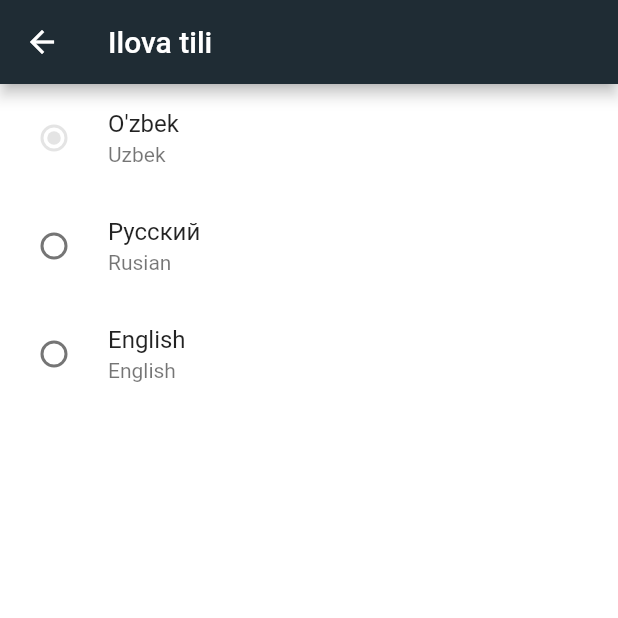
After one commit to ErkinjonYusupov/shoping-mobile-, a Flutter app: the ChangeLanguage screen opened directly, on a phone screen of 412 x 824 dp, the top half of it. The commit adds this screen. Run offline on Flutter 3.47's test engine with Material 2 defaults, Android fonts, the phone set to English and light mode, and no system bars; our stand-ins replace carousel_slider, flutter_svg, get, get_storage, hive, hive_flutter and 1 more; missing offline and left inert: api_cache_manager, dart:ffi; accounts and stored records are empty; network calls fail; statements that could not run were skipped.

Commit message:
add language

```diff
--- a/lib/languages.dart
+++ b/lib/languages.dart
@@ -9,6 +9,20 @@ class Languages extends Translations {
           'cart': 'Savatcha',
           'Desire': 'Sevimli',
           'cobinet': 'Kobinet',
+          '_lang': 'Ilova tili',
+          'My_orders': 'Buyurtmalarim',
+          'My_comments': 'Sharxlarim',
+          'My_promo_codes': 'Promokodlarim',
+          'Notifications': 'Bildirishnomalar',
+          'Settings': 'Sozlamalar',
+          'City': 'Shahar',
+          'Delivery_points_on_the_map': 'Xaritadagi topshirish punkitlari',
+          'Information': 'Ma\'lumot',
+          'contact_us': 'Biz bilan bog\'lanish',
+          'Log_out_of_profile': 'Biz bilan bog\'lanish',
+          'Version': 'Versiya',
+          'My_chats': 'Chatlarim',
+          'my_profile': 'Profilim',
         },
         'ru_RU': {
           'Home': 'Главная',
@@ -16,6 +30,20 @@ class Languages extends Translations {
           'cart': 'Корзина',
           'Desire': 'Желание',
           'cobinet': 'Кабинет',
+          '_lang': 'Язык приложения',
+          'My_orders': 'Мои заказы',
+          'My_comments': 'Мои комментарии',
+          'My_promo_codes': 'Мои промокоды',
+          'Notifications': 'Уведомления',
+          'Settings': 'Настройки',
+          'City': 'Город',
+          'Delivery_points_on_the_map': 'Точки доставки на карте',
+          'Information': 'Информация',
+          'contact_us': 'Cвяжитесь с нами',
+          'Log_out_of_profile': 'Выйти из профиля',
+          'Version': 'Версия',
+          'My_chats': 'Мои чаты',
+          'my_profile': 'Мой профиль',
         },
         'en_US': {
           'Home': 'Home',
@@ -23,6 +51,20 @@ class Languages extends Translations {
           'cart': 'Cart',
           'Desire': 'Desire',
           'cobinet': 'Cabinet',
+          '_lang': 'Application language',
+          'My_orders': 'My orders',
+          'My_comments': 'My comments',
+          'My_promo_codes': 'My promo codes',
+          'Notifications': 'Notifications',
+          'Settings': 'Settings',
+          'City': 'City',
+          'Delivery_points_on_the_map': 'Delivery points on the map',
+          'Information': 'Information',
+          'contact_us': 'Contact us',
+          'Log_out_of_profile': 'Log out of profile',
+          'Version': 'Version',
+          'My_chats': 'My chats',
+          'my_profile': 'My profile',
         },
       };
 }
--- a/lib/main.dart
+++ b/lib/main.dart
@@ -6,11 +6,14 @@ import 'package:front_mobile/service/ThemeService.dart';
 // import 'package:front/pages/splash_screen.dart';
 import 'package:get/get.dart';
 import 'package:get_storage/get_storage.dart';
-// import 'package:hive_flutter/hive_flutter.dart';
+// import 'package:hive/hive.dart';
+import 'package:hive_flutter/hive_flutter.dart';
 
 
 void main ()async {
   await GetStorage.init();
+  await Hive.initFlutter();
+  await Hive.openBox("base");
   runApp(const MyApp());
 }
 
--- a/lib/pages/index.dart
+++ b/lib/pages/index.dart
@@ -13,6 +13,12 @@ class Index extends StatefulWidget {
 
 class _IndexState extends State<Index> {
   HomePageController controller = Get.put(HomePageController());
+  @override
+  void initState() {
+    // TODO: implement initState
+    super.initState();
+    controller.currentLocale();
+  }
   @override
   Widget build(BuildContext context) {
     return SafeArea(child: GetBuilder<HomePageController>(
--- /dev/null
+++ b/lib/screens/change_language.dart
@@ -0,0 +1,81 @@
+import 'package:flutter/material.dart';
+import 'package:flutter/src/foundation/key.dart';
+import 'package:flutter/src/widgets/framework.dart';
+import 'package:front_mobile/colors.dart';
+import 'package:get/get.dart';
+import 'package:hive/hive.dart';
+
+class ChangeLanguage extends StatefulWidget {
+  const ChangeLanguage({Key? key}) : super(key: key);
+
+  @override
+  State<ChangeLanguage> createState() => _ChangeLanguageState();
+}
+
+enum SingingCharacter { uz, ru, en }
+
+class _ChangeLanguageState extends State<ChangeLanguage> {
+  var base = Hive.box('base');
+  SingingCharacter? _character = SingingCharacter.ru;
+  @override
+  void initState() {
+    // TODO: implement initState
+    super.initState();
+    var lang = base.get('lang');
+    if (lang == 'SingingCharacter.en') {
+      _character = SingingCharacter.en;
+    } else if (lang == 'SingingCharacter.ru') {
+      _character = SingingCharacter.ru;
+    } else {
+      _character = SingingCharacter.uz;
+    }
+  }
+
+  @override
+  Widget build(BuildContext context) {
+    return Scaffold(
+      backgroundColor: context.theme.backgroundColor,
+      appBar: AppBar(
+        title: Text("_lang".tr),
+        backgroundColor: appBarColor,
+      ),
+      body: Column(
+        children: [
+          RadioListTile<SingingCharacter>(
+            title: const Text("O'zbek"),
+            subtitle: const Text("Uzbek"),
+            value: SingingCharacter.uz,
+            groupValue: _character,
+            onChanged: (SingingCharacter? value) {
+              _character = value;
+              base.put('lang', value.toString());
+              Get.updateLocale(const Locale('uz', 'UZ'));
+            },
+          ),
+          RadioListTile<SingingCharacter>(
+            title: const Text("Русский"),
+            subtitle: const Text("Rusian"),
+            value: SingingCharacter.ru,
+            groupValue: _character,
+            onChanged: (SingingCharacter? value) {
+              _character = value;
+              base.put('lang', value.toString());
+              Get.updateLocale(const Locale('ru', 'RU'));
+            },
+          ),
+          RadioListTile<SingingCharacter>(
+            title: const Text("English"),
+            subtitle: const Text("English"),
+            value: SingingCharacter.en,
+            groupValue: _character,
+            onChanged: (SingingCharacter? value) {
+              _character = value;
+              base.put('lang', value.toString());
+              Get.updateLocale(const Locale('en', 'US'));
+            },
+          ),
+        ],
+      ),
+    );
+  }
+}
--- a/pubspec.yaml
+++ b/pubspec.yaml
@@ -41,6 +41,8 @@ dependencies:
   api_cache_manager: ^1.0.2
   sqflite: ^2.0.3+1
   get_storage: ^2.0.3
+  hive: ^2.2.3
+  hive_flutter: ^1.1.0
   flutter_svg: ^1.1.6
 
 dev_dependencies:
```
Also changed, not shown: lib/controllers/home_con.dart (+12 -0 lines), lib/pages/profile.dart (+17 -16 lines), pubspec.lock.
